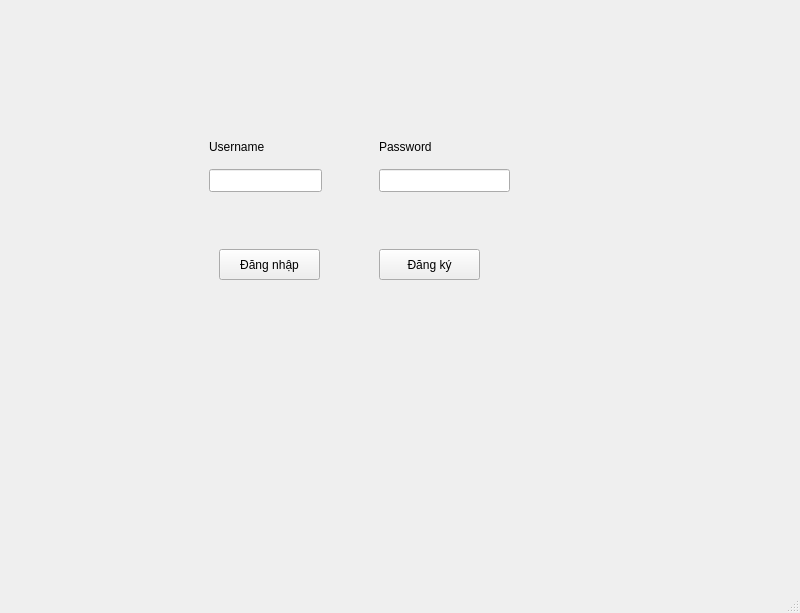
The window that AuctionClient/mainwindow.ui (nhatsonle/LAN_BiddingSystem) describes before a commit, drawn with Qt 5.
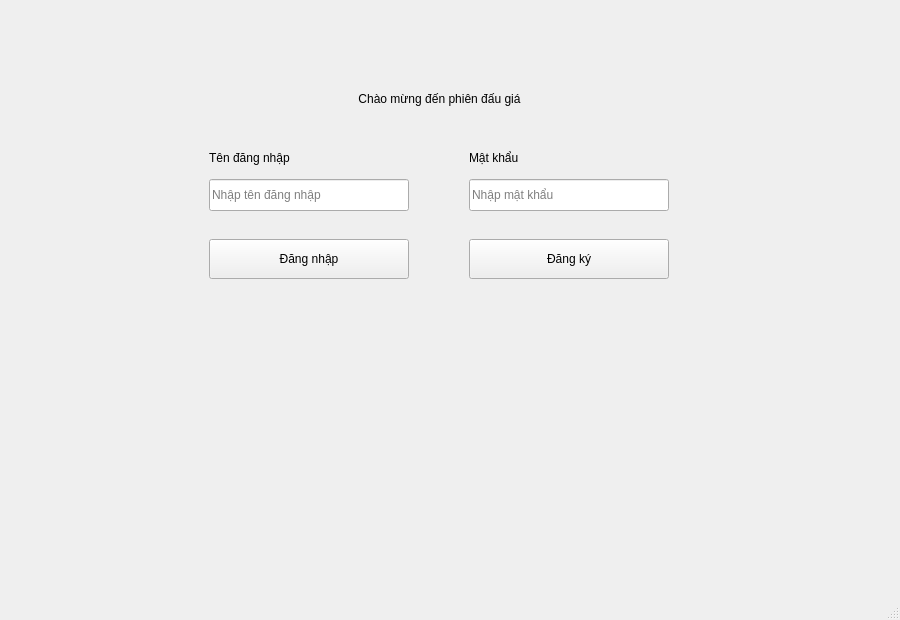
The same window after the commit. The open tabs and pages were chosen to show the change.

The edit to the form file:
```diff
--- a/AuctionClient/mainwindow.ui
+++ b/AuctionClient/mainwindow.ui
@@ -6,8 +6,8 @@
    <rect>
     <x>0</x>
     <y>0</y>
-    <width>800</width>
-    <height>613</height>
+    <width>900</width>
+    <height>620</height>
    </rect>
   </property>
   <property name="windowTitle">
@@ -21,33 +21,58 @@
        <number>2</number>
       </property>
       <widget class="QWidget" name="Login">
+       <widget class="QLabel" name="lblLoginTitle">
+        <property name="geometry">
+         <rect>
+          <x>210</x>
+          <y>70</y>
+          <width>441</width>
+          <height>40</height>
+         </rect>
+        </property>
+        <property name="text">
+         <string>Chào mừng đến phiên đấu giá</string>
+        </property>
+        <property name="alignment">
+         <set>Qt::AlignCenter</set>
+        </property>
+       </widget>
        <widget class="QLineEdit" name="txtUser">
-        <property name="geometry">
+       <property name="geometry">
          <rect>
           <x>200</x>
-          <y>160</y>
-          <width>113</width>
-          <height>23</height>
+          <y>170</y>
+          <width>200</width>
+          <height>32</height>
          </rect>
         </property>
+        <property name="placeholderText">
+         <string>Nhập tên đăng nhập</string>
+        </property>
        </widget>
        <widget class="QLineEdit" name="txtPass">
         <property name="geometry">
          <rect>
-          <x>370</x>
-          <y>160</y>
-          <width>131</width>
-          <height>23</height>
+          <x>460</x>
+          <y>170</y>
+          <width>200</width>
+          <height>32</height>
          </rect>
         </property>
-       </widget>
+        <property name="echoMode">
+         <enum>QLineEdit::Password</enum>
+        </property>
+        <property name="placeholderText">
+         <string>Nhập mật khẩu</string>
+        </property>
+        </widget>
        <widget class="QPushButton" name="btnLogin">
         <property name="geometry">
          <rect>
-          <x>210</x>
-          <y>240</y>
-          <width>101</width>
-          <height>31</height>
+          <x>200</x>
+          <y>230</y>
+          <width>200</width>
+          <height>40</height>
          </rect>
         </property>
         <property name="text">
@@ -58,35 +83,35 @@
         <property name="geometry">
          <rect>
           <x>200</x>
-          <y>130</y>
-          <width>121</width>
-          <height>16</height>
+          <y>140</y>
+          <width>171</width>
+          <height>18</height>
          </rect>
         </property>
         <property name="text">
-         <string>Username</string>
+         <string>Tên đăng nhập</string>
         </property>
        </widget>
        <widget class="QLabel" name="label_3">
         <property name="geometry">
          <rect>
-          <x>370</x>
-          <y>130</y>
-          <width>121</width>
-          <height>16</height>
+          <x>460</x>
+          <y>140</y>
+          <width>171</width>
+          <height>18</height>
          </rect>
         </property>
         <property name="text">
-         <string>Password</string>
+         <string>Mật khẩu</string>
         </property>
        </widget>
        <widget class="QPushButton" name="btnOpenRegister">
         <property name="geometry">
          <rect>
-          <x>370</x>
-          <y>240</y>
-          <width>101</width>
-          <height>31</height>
+          <x>460</x>
+          <y>230</y>
+          <width>200</width>
+          <height>40</height>
          </rect>
         </property>
         <property name="text">
```
Left out of the diff: 17 changed lines with no effect on the pictures.
